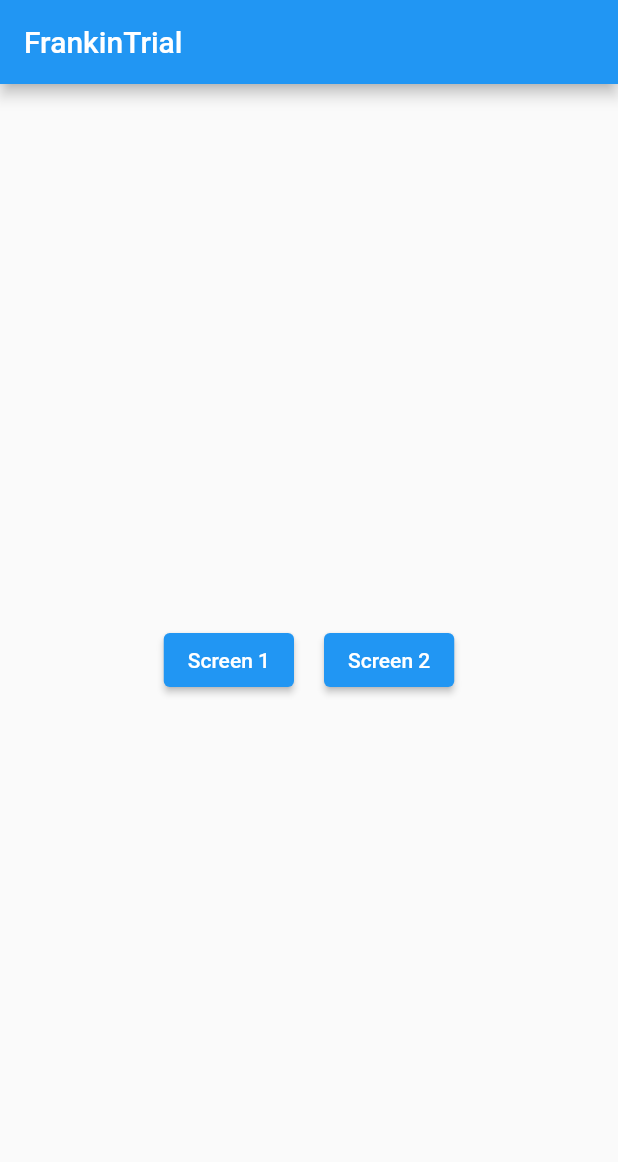
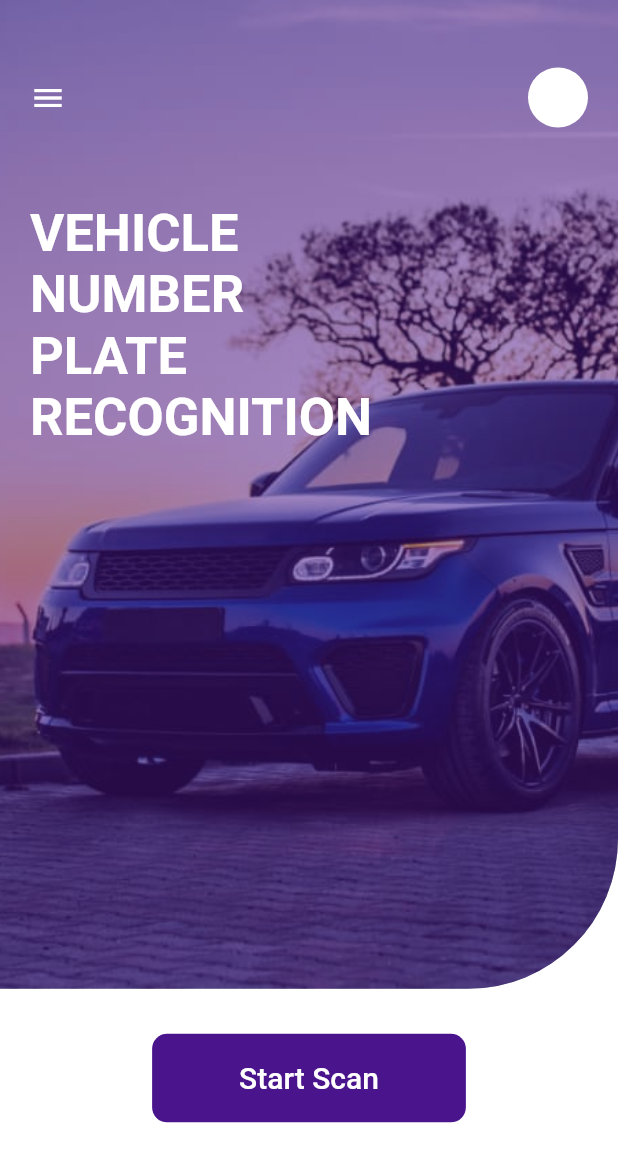
Before and after one commit to Franklin0915/project_work, a Flutter app: the screen it shows after launch, on a phone screen of 412 x 824 dp. Shown: the top 1162 px of the screen. Run offline on Flutter 3.47's test engine with Material 2 defaults, Android fonts, the phone set to English and light mode, and no system bars.

Commit message:
big change

```diff
--- /dev/null
+++ b/lib/Utils/assets.dart
@@ -0,0 +1,5 @@
+
+class AssetNames {
+  static const String onboardingPage_1 = "assets/vehicle_1.jpg";
+  static const String onboardingPage_2 = "assets/vehicle_2.jpg";
+}
--- a/lib/main.dart
+++ b/lib/main.dart
@@ -1,130 +1,19 @@
-import 'package:camera/camera.dart';
 import 'package:flutter/material.dart';
+import 'package:vehicle_recognition/onboarding.dart';
 
-void main() async {
-  WidgetsFlutterBinding.ensureInitialized();
 
-  final cameras = await availableCameras();
-  runApp(MyApp(cameras: cameras));
+void main() {
+  runApp(const VehicleRecognition());
 }
 
-class MyApp extends StatelessWidget {
-  final List<CameraDescription> cameras;
-  const MyApp({super.key, required this.cameras});
+class VehicleRecognition extends StatelessWidget {
+  const VehicleRecognition({Key? key}) : super(key: key);
 
   @override
   Widget build(BuildContext context) {
-    return MaterialApp(
-      title: 'Flutter Demo',
-      theme: ThemeData(
-        primarySwatch: Colors.blue,
-      ),
-      home: MyHomePage(title: 'FrankinTrial', cameras: cameras),
+    return const MaterialApp(
+      debugShowCheckedModeBanner: false,
+      home: Onboarding(),
     );
   }
 }
-
-class MyHomePage extends StatefulWidget {
-  final List<CameraDescription> cameras;
-  const MyHomePage({super.key, required this.title, required this.cameras});
-
-  final String title;
-
-  @override
-  State<MyHomePage> createState() => _MyHomePageState();
-}
-
-class _MyHomePageState extends State<MyHomePage> {
-  @override
-  Widget build(BuildContext context) {
-    return Scaffold(
-      appBar: AppBar(
-        title: Text(widget.title),
-      ),
-      body: Center(
-        child: Row(
-          mainAxisAlignment: MainAxisAlignment.center,
-          children: <Widget>[
-            ElevatedButton(
-                onPressed: () {
-                  Navigator.push(context, MaterialPageRoute(builder: (context) => Screen1(cameras: widget.cameras)));
-                },
-                child: const Text("Screen 1")),
-            const SizedBox(
-              width: 20,
-            ),
-            ElevatedButton(
-                onPressed: () {
-                  Navigator.push(context, MaterialPageRoute(builder: (context) => const Screen2()));
-                },
-                child: const Text("Screen 2")),
-          ],
-        ),
-      ),
-    );
-  }
-}
-
-class Screen1 extends StatefulWidget {
-  final List<CameraDescription> cameras;
-  const Screen1({super.key, required this.cameras});
-
-  @override
-  State<Screen1> createState() => _Screen1State();
-}
-
-class _Screen1State extends State<Screen1> {
-  late CameraController controller;
-
-  @override
-  void initState() {
-    super.initState();
-    controller = CameraController(widget.cameras[0], ResolutionPreset.max);
-    controller.initialize().then((_) {
-      if (!mounted) {
-        return;
-      }
-      setState(() {});
-    }).catchError((Object e) {
-      if (e is CameraException) {
-        switch (e.code) {
-          case 'CameraAccessDenied':
-            // Handle access errors here.
-            break;
-          default:
-            // Handle other errors here.
-            break;
-        }
-      }
-    });
-  }
-
-  @override
-  void dispose() {
-    controller.dispose();
-    super.dispose();
-  }
-
-  @override
-  Widget build(BuildContext context) {
-    return !controller.value.isInitialized
-        ? Container()
-        : Scaffold(
-            appBar: AppBar(title: const Text("Camera preview")),
-            body: CameraPreview(controller),
-          );
-  }
-}
-
-class Screen2 extends StatelessWidget {
-  const Screen2({super.key});
-
-  @override
-  Widget build(BuildContext context) {
-    return Scaffold(
-      appBar: AppBar(
-        title: const Text("Screen 2"),
-      ),
-    );
-  }
-}
--- /dev/null
+++ b/lib/onboarding.dart
@@ -0,0 +1,97 @@
+import 'package:flutter/material.dart';
+
+import "package:vehicle_recognition/Utils/assets.dart";
+import 'package:vehicle_recognition/scan_page.dart';
+
+class Onboarding extends StatelessWidget {
+  const Onboarding({Key? key}) : super(key: key);
+
+  @override
+  Widget build(BuildContext context) {
+    return Scaffold(
+      backgroundColor: Colors.white,
+      body: Column(
+        children: [
+          Container(
+            height: MediaQuery.of(context).size.height * 0.8,
+            width: double.infinity,
+            decoration: const BoxDecoration(
+              borderRadius: BorderRadius.only(
+                bottomRight: Radius.circular(100),
+              ),
+              image: DecorationImage(
+                image: AssetImage(AssetNames.onboardingPage_1),
+                fit: BoxFit.cover,
+              ),
+            ),
+            child: ClipRRect(
+              borderRadius: const BorderRadius.only(
+                bottomRight: Radius.circular(100),
+              ),
+              child: Container(
+                color: Colors.purple[900]?.withOpacity(0.5),
+                child: Padding(
+                  padding: const EdgeInsets.fromLTRB(20, 45, 20, 0),
+                  child: Column(
+                    children: [
+                      Row(
+                        mainAxisAlignment: MainAxisAlignment.spaceBetween,
+                        children: const [
+                          Icon(
+                            Icons.menu,
+                            color: Colors.white,
+                          ),
+                          CircleAvatar(
+                            radius: 20,
+                            backgroundColor: Colors.white,
+                          )
+                        ],
+                      ),
+                      const SizedBox(height: 50),
+                      const Align(
+                        alignment: Alignment.centerLeft,
+                        child: Text(
+                          "VEHICLE \nNUMBER \nPLATE \nRECOGNITION",
+                          style: TextStyle(
+                            fontSize: 35,
+                            color: Colors.white,
+                            fontWeight: FontWeight.bold,
+                          ),
+                          textAlign: TextAlign.start,
+                        ),
+                      )
+                    ],
+                  ),
+                ),
+              ),
+            ),
+          ),
+          const SizedBox(height: 30),
+          TextButton(
+            onPressed: () {
+              Navigator.push(
+                context,
+                MaterialPageRoute(builder: (context) => const ScanPage()),
+              );
+            },
+            style: ButtonStyle(
+              backgroundColor: MaterialStateProperty.all(Colors.purple[900]),
+              shape: MaterialStateProperty.all<RoundedRectangleBorder>(
+                RoundedRectangleBorder(
+                  borderRadius: BorderRadius.circular(10.0),
+                ),
+              ),
+            ),
+            child: const Padding(
+              padding: EdgeInsets.fromLTRB(50, 10, 50, 10),
+              child: Text(
+                "Start Scan",
+                style: TextStyle(color: Colors.white, fontSize: 20),
+              ),
+            ),
+          )
+        ],
+      ),
+    );
+  }
+}
```
Also changed, not shown: lib/scan_page.dart (added, +93 -0 lines), pubspec.yaml (+4 -5 lines), assets/vehicle_1.jpg (added), assets/vehicle_2.jpg (added), pubspec.lock, 18 other files.
